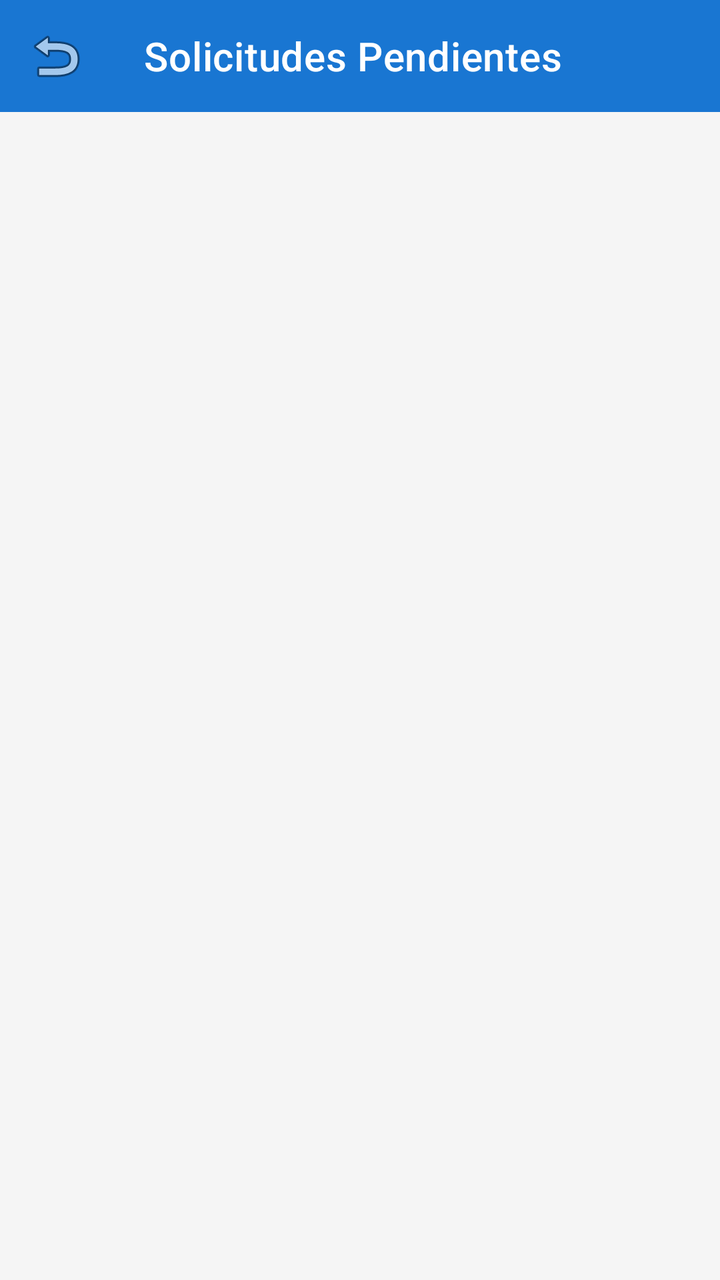
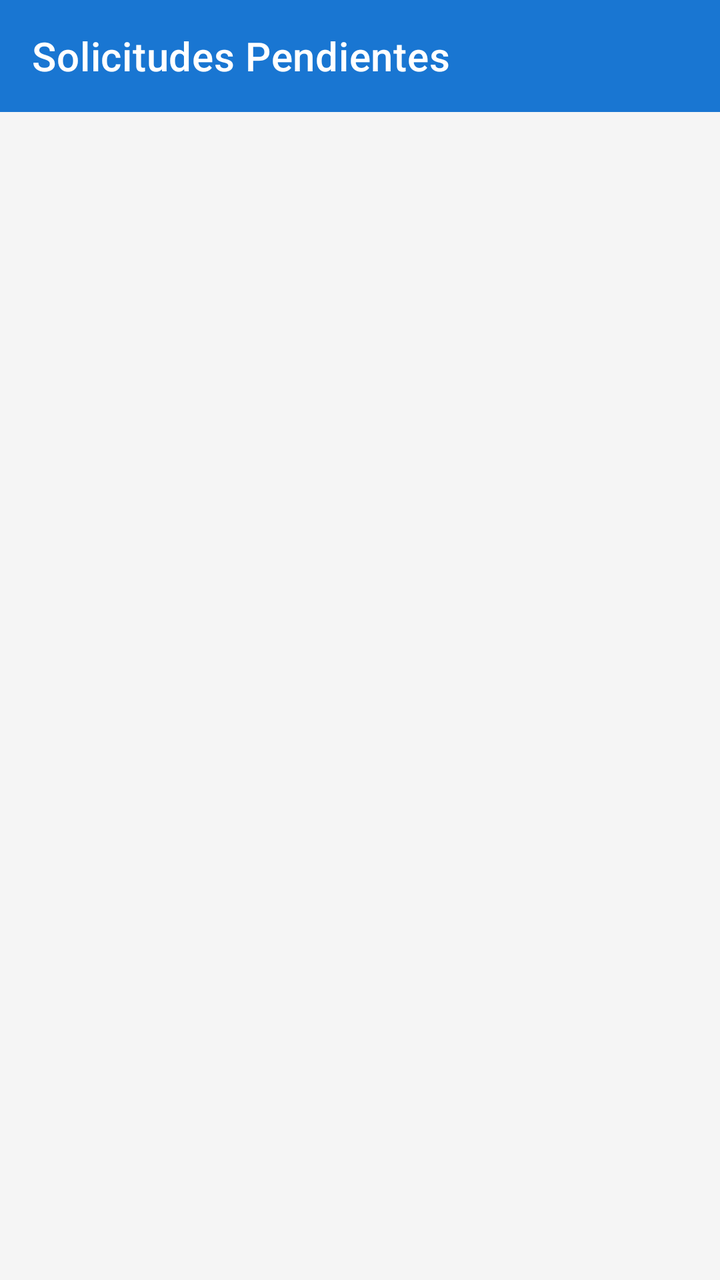

An Android layout rendered at two revisions. The XML below is the earlier revision; the diff shows what the commit changed to produce the second picture.
<!-- AndroidManifest.xml: application theme Theme.BusetaEscolarApp -->
<!-- res/layout/activity_admin_solicitudes.xml -->
<?xml version="1.0" encoding="utf-8"?>
<LinearLayout xmlns:android="http://schemas.android.com/apk/res/android"
    xmlns:app="http://schemas.android.com/apk/res-auto"
    android:layout_width="match_parent"
    android:layout_height="match_parent"
    android:orientation="vertical"
    android:background="#F5F5F5">

    <androidx.appcompat.widget.Toolbar
        android:id="@+id/toolbarAdminSolicitudes"
        android:layout_width="match_parent"
        android:layout_height="?attr/actionBarSize"
        android:background="#1976D2"
        app:navigationIcon="@android:drawable/ic_menu_revert"
        app:titleTextColor="@android:color/white"
        app:title="Solicitudes Pendientes"
        android:theme="@style/ThemeOverlay.AppCompat.Dark.ActionBar" />

    <androidx.recyclerview.widget.RecyclerView
        android:id="@+id/rvSolicitudes"
        android:layout_width="match_parent"
        android:layout_height="match_parent"
        android:padding="8dp"
        android:clipToPadding="false" />

</LinearLayout>
<!-- resources referenced by this layout -->
<resources>
  <style name="Theme.BusetaEscolarApp" parent="Theme.MaterialComponents.Light.NoActionBar" />
</resources>

<!-- the commit's change to res/layout/activity_admin_solicitudes.xml (unified diff, before → after) -->
@@ -11,7 +11,6 @@
         android:layout_width="match_parent"
         android:layout_height="?attr/actionBarSize"
         android:background="#1976D2"
-        app:navigationIcon="@android:drawable/ic_menu_revert"
         app:titleTextColor="@android:color/white"
         app:title="Solicitudes Pendientes"
         android:theme="@style/ThemeOverlay.AppCompat.Dark.ActionBar" />
